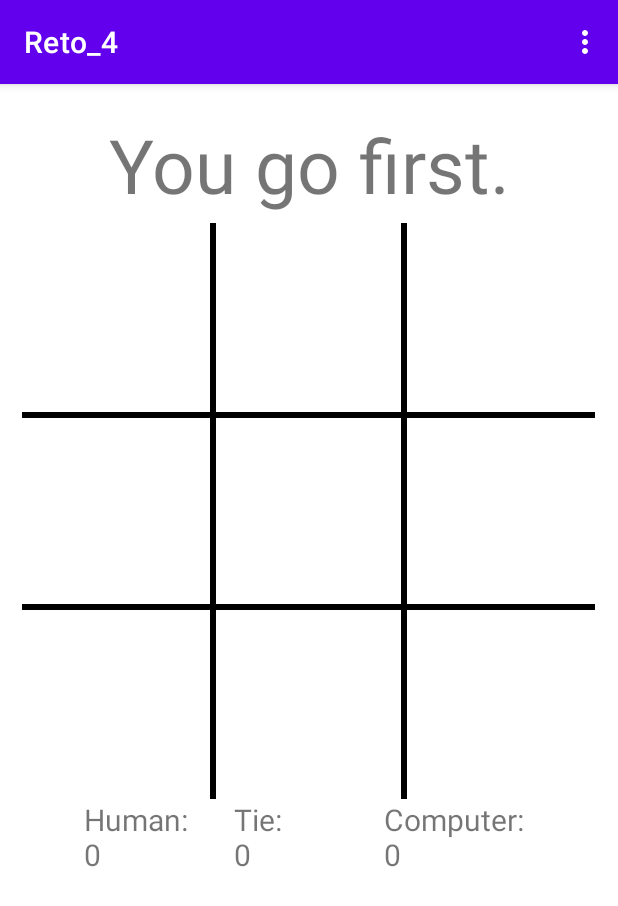
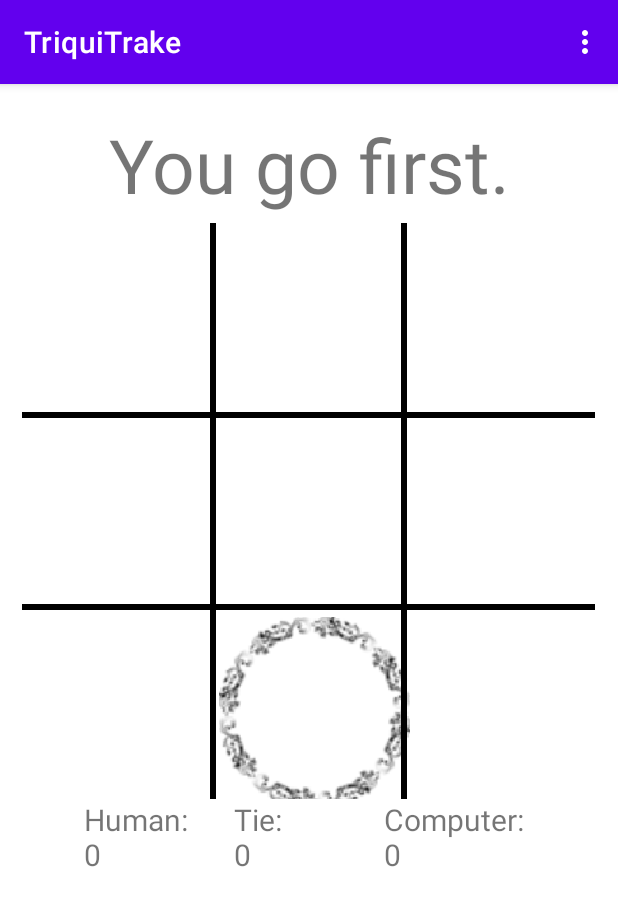
Before and after one commit to jsneisav/Reto_4, an Android app: the screen it shows after launch (MainActivity), in the options menu, after a tap on "New Game", on a phone screen of 412 x 824 dp. Shown: the top 906 px of the screen. Run offline under Robolectric (Android 15) with nearby library versions, the phone set to English and light mode, and no system bars.

Commit message:
reto_6: complete

```diff
--- a/app/src/main/AndroidManifest.xml
+++ b/app/src/main/AndroidManifest.xml
@@ -4,7 +4,7 @@
 
     <application
         android:allowBackup="true"
-        android:icon="@mipmap/ic_launcher"
+        android:icon="@drawable/trake"
         android:label="@string/app_name"
         android:roundIcon="@mipmap/ic_launcher_round"
         android:supportsRtl="true"
--- a/app/src/main/java/com/example/reto_3/MainActivity.java
+++ b/app/src/main/java/com/example/reto_3/MainActivity.java
@@ -3,6 +3,7 @@ import android.annotation.SuppressLint;
 import android.app.AlertDialog;
 import android.app.Dialog;
 import android.content.DialogInterface;
+import android.content.SharedPreferences;
 import android.graphics.Color;
 import android.media.MediaPlayer;
 import android.view.Menu;
@@ -32,7 +33,8 @@ public class MainActivity extends AppCompatActivity {
     private int mHumanw = 0;
     private int mTie = 0;
     private int mComputerw = 0;
-
+    private int mGoFirst = 0;
+    private SharedPreferences mPrefs;
 
     @SuppressLint("ClickableViewAccessibility")
     @Override
@@ -48,20 +50,41 @@ public class MainActivity extends AppCompatActivity {
         mBoardView.setGame(mGame);
         // Listen for touches on the board
         mBoardView.setOnTouchListener(mTouchListener);
+        mPrefs = getSharedPreferences("ttt_prefs", MODE_PRIVATE);
+        // Restore the scores
+        mHumanw = mPrefs.getInt("mHumanWins", 0);
+        mComputerw = mPrefs.getInt("mComputerWins", 0);
+        mTie = mPrefs.getInt("mTies", 0);
+        if (savedInstanceState == null) {
+            startNewGame();
+        }
+        else {
+// Restore the game's state
+            mGame.setBoardState(savedInstanceState.getCharArray("board"));
+            mGameOver = savedInstanceState.getBoolean("mGameOver");
+            mInfoTextView.setText(savedInstanceState.getCharSequence("info"));
+            mHumanw = savedInstanceState.getInt("mHumanWins");
+            mComputerw = savedInstanceState.getInt("mComputerWins");
+            mTie = savedInstanceState.getInt("mTies");
+            mGoFirst = savedInstanceState.getChar("mGoFirst");
+        }
         displayScore();
-        startNewGame();
-
 
     }
 
     static final int DIALOG_DIFFICULTY_ID = 0;
     static final int DIALOG_QUIT_ID = 1;
 
+
+
     @Override
     public boolean onOptionsItemSelected(MenuItem item) {
         switch (item.getItemId()) {
             case R.id.new_game:
                 startNewGame();
+                return true;
+            case R.id.reset_scores:
+                resetScores();
                 return true;
             case R.id.ai_difficulty:
                 showDialog(DIALOG_DIFFICULTY_ID);
@@ -78,8 +101,23 @@ public class MainActivity extends AppCompatActivity {
         mGame.clearBoard();
         mBoardView.invalidate();
         // Human goes first
-        mInfoTextView.setText(R.string.first_human);
+        if((mGoFirst%2)==0){
+            mInfoTextView.setText(R.string.first_human);
+        }
+        else {
+            int move = mGame.getComputerMove();
+            mGame.setMove(TicTacToeGame.COMPUTER_PLAYER, move);
+            mComputerMediaPlayer.start();
+        }
+        mGoFirst++;
     } // End of startNewGame
+
+    private void resetScores() {
+        mHumanw = 0;
+        mComputerw = 0;
+        mTie = 0;
+        displayScore();
+    }
 
     // Listen for touches on the board
     private View.OnTouchListener mTouchListener = new View.OnTouchListener() {
@@ -224,4 +262,26 @@ public class MainActivity extends AppCompatActivity {
         mVictoria.release();
     }
 
+    @Override
+    protected void onSaveInstanceState(Bundle outState) {
+        super.onSaveInstanceState(outState);
+        outState.putCharArray("board", mGame.getBoardState());
+        outState.putBoolean("mGameOver", mGameOver);
+        outState.putInt("mHumanWins", Integer.valueOf(mHumanw));
+        outState.putInt("mComputerWins", Integer.valueOf(mComputerw));
+        outState.putInt("mTies", Integer.valueOf(mTie));
+        outState.putCharSequence("info", mInfoTextView.getText());
+        outState.putInt("mGoFirst", mGoFirst);
+    }
+
+    @Override
+    protected void onStop() {
+        super.onStop();
+// Save the current scores
+        SharedPreferences.Editor ed = mPrefs.edit();
+        ed.putInt("mHumanWins", mHumanw);
+        ed.putInt("mComputerWins", mComputerw);
+        ed.putInt("mTies", mTie);
+        ed.commit();
+    }
 };
--- /dev/null
+++ b/app/src/main/res/layout-land/activity_main.xml
@@ -0,0 +1,66 @@
+<?xml version="1.0" encoding="utf-8"?>
+<LinearLayout xmlns:android="http://schemas.android.com/apk/res/android"
+    android:layout_width="fill_parent"
+    android:layout_height="fill_parent"
+    android:gravity="center_horizontal"
+    android:layout_marginTop="5dp">
+
+    <LinearLayout
+        android:layout_width="300dp"
+        android:layout_height="250dp"
+        android:orientation="vertical"
+        android:layout_marginTop="5dp"
+        android:layout_marginRight="50dp">
+
+        <TextView
+            android:id="@+id/information"
+            android:layout_width="match_parent"
+            android:layout_height="wrap_content"
+            android:layout_marginTop="20dp"
+            android:gravity="center_horizontal"
+            android:text="info"
+            android:textSize="50dp" />
+
+        <LinearLayout
+            android:layout_width="300dp"
+            android:layout_height="78dp"
+            android:orientation="horizontal"
+            android:layout_marginTop="5dp">
+
+            <TextView
+                android:id="@+id/textViewH"
+                android:layout_width="100dp"
+                android:layout_height="match_parent"
+                android:layout_weight="1"
+                android:text="TextView"
+                android:textSize="20sp"
+                android:layout_marginTop="5dp"/>
+
+            <TextView
+                android:id="@+id/textViewT"
+                android:layout_width="100dp"
+                android:layout_height="match_parent"
+                android:layout_weight="1"
+                android:text="TextView"
+                android:textSize="20sp"
+                android:layout_marginTop="5dp"/>
+
+            <TextView
+                android:id="@+id/textViewC"
+                android:layout_width="100dp"
+                android:layout_height="match_parent"
+                android:layout_weight="1"
+                android:text="TextView"
+                android:textSize="20sp"
+                android:layout_marginTop="5dp"/>
+        </LinearLayout>
+
+    </LinearLayout>
+
+    <com.example.reto_3.BoardView
+        android:id="@+id/board"
+        android:layout_width="300dp"
+        android:layout_height="300dp"
+        android:layout_marginTop="5dp" />
+
+</LinearLayout>
--- a/app/src/main/res/menu/options_menu.xml
+++ b/app/src/main/res/menu/options_menu.xml
@@ -5,6 +5,9 @@
     <item android:id="@+id/ai_difficulty"
         android:title="Difficulty"
         android:icon="@drawable/difficulty_level" />
+    <item android:id="@+id/reset_scores"
+        android:title="Reset Scores"
+        android:icon="@drawable/new_game" />
     <item android:id="@+id/quit"
         android:title="Quit"
         android:icon="@drawable/new_game" />
--- a/app/src/main/res/values/strings.xml
+++ b/app/src/main/res/values/strings.xml
@@ -1,6 +1,6 @@
 <?xml version="1.0" encoding="utf-8"?>
 <resources>
-    <string name="app_name">Reto_4</string>
+    <string name="app_name">TriquiTrake</string>
     <string name="first_human">You go first.</string>
     <string name="turn_human">Your turn.</string>
     <string name="turn_computer">Android\'s turn.</string>
```
Also changed, not shown: app/src/main/java/com/example/reto_3/TicTacToeGame.java (+10 -0 lines), app/src/main/res/drawable/trake.PNG (added).
